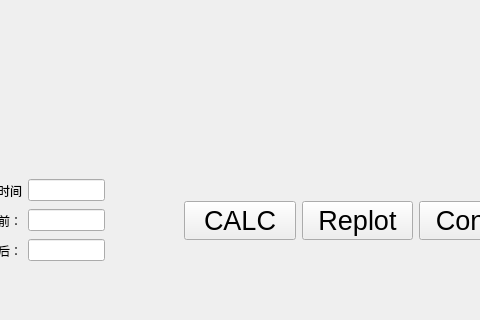
Above: mainwindow.ui from JYuCao/tempsensorQT before the change; both pictures show x 216 to 696 and y 280 to 600 of the 800 by 600 pixel window. Below: the same form after it.
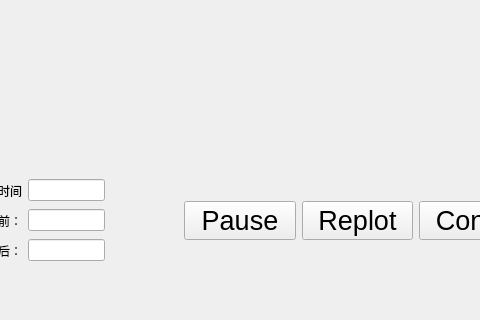
That is the form after the change. Icons and pictures are not drawn. Custom widgets are drawn as their Qt base class.

What changed in the file:
```diff
--- a/mainwindow.ui
+++ b/mainwindow.ui
@@ -42,7 +42,7 @@
         </font>
        </property>
        <property name="text">
-        <string>CALC</string>
+        <string>Pause</string>
        </property>
       </widget>
      </item>
```
Left out of the diff: 2 changed lines with no effect on the pictures.
